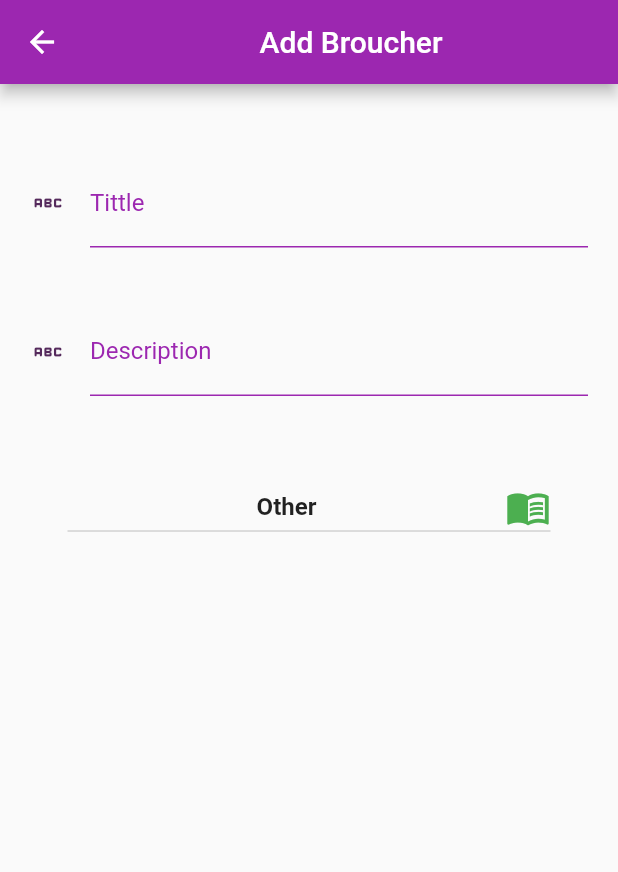
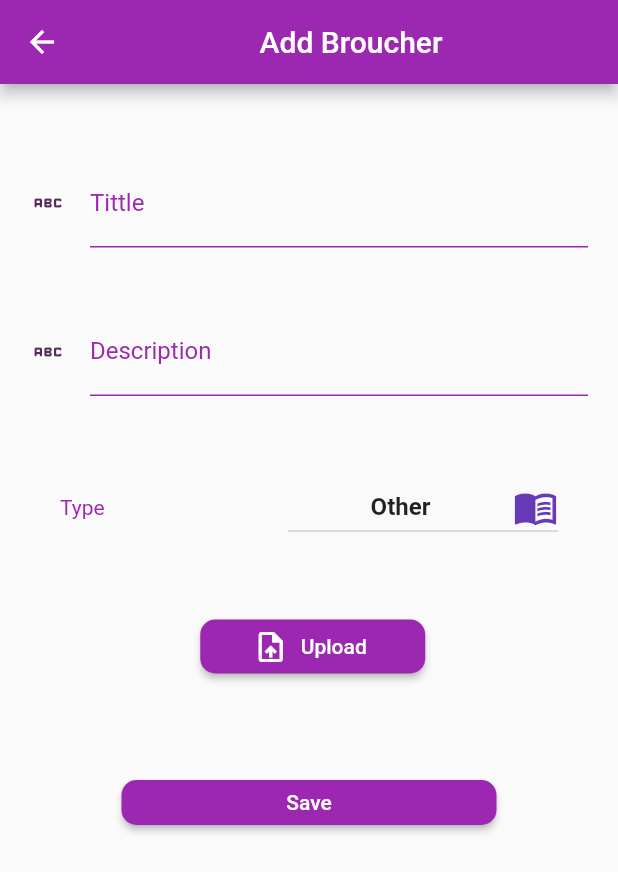
Before and after one commit to Mekdim12/Realestate_consultancy_site_controller, a Flutter app: the BrouchersDetailPage screen opened directly, on a phone screen of 412 x 824 dp. Shown: the top 872 px of the screen. Run offline on Flutter 3.47's test engine with Material 2 defaults, Android fonts, the phone set to English and light mode, and no system bars; our stand-ins replace carousel_slider, curved_navigation_bar, file_picker, flutter_spinkit; Roboto replaces fonts that are missing (quickSand).

Commit message:
finishing brouchers adding page

```diff
--- a/lib/components/pages/brouchers_detail_page.dart
+++ b/lib/components/pages/brouchers_detail_page.dart
@@ -1,8 +1,9 @@
 //  new page only to add new item  and delete on the item list its self no update for simplicfication
 
+import 'dart:io';
+
+import 'package:file_picker/file_picker.dart';
 import 'package:flutter/material.dart';
-import 'package:flutter/src/widgets/framework.dart';
-import 'package:flutter/src/widgets/placeholder.dart';
 
 class BrouchersDetailPage extends StatefulWidget {
   const BrouchersDetailPage({super.key});
@@ -15,6 +16,8 @@ class _BrouchersDetailPageState extends State<BrouchersDetailPage> {
   String CurrentSelectedChoice = "other";
   @override
   Widget build(BuildContext context) {
+    double screenHeight = MediaQuery.of(context).size.height;
+
     return Scaffold(
       appBar: AppBar(
         title: const Center(
@@ -23,7 +26,7 @@ class _BrouchersDetailPageState extends State<BrouchersDetailPage> {
       ),
       body: Container(
         width: double.infinity,
-        height: double.infinity,
+        height: screenHeight,
         margin: const EdgeInsets.symmetric(vertical: 50, horizontal: 20),
         child: Column(
           children: [
@@ -41,7 +44,7 @@ class _BrouchersDetailPageState extends State<BrouchersDetailPage> {
               ),
             ),
             Container(
-              margin: EdgeInsets.symmetric(vertical: 20),
+              margin: const EdgeInsets.symmetric(vertical: 20),
             ),
             const TextField(
               cursorColor: Colors.purple,
@@ -56,19 +59,37 @@ class _BrouchersDetailPageState extends State<BrouchersDetailPage> {
                 ),
               ),
             ),
+
             Container(
-                margin:
-                    EdgeInsets.only(left: 25, right: 25, top: 50, bottom: 15),
-                child: DropdownButton(
+              margin: const EdgeInsets.symmetric(vertical: 20),
+            ),
+
+            Container(
+              margin: const EdgeInsets.only(
+                  left: 20, right: 20, top: 10, bottom: 15),
+              child: Row(
+                mainAxisAlignment: MainAxisAlignment.spaceBetween,
+                children: [
+                  const Text(
+                    "Type",
+                    style: TextStyle(
+                      color: Colors.purple,
+                    ),
+                  ),
+                  Container(
+                    margin: const EdgeInsets.only(left: 5),
+                    width: 180,
+                    child: DropdownButton<String>(
                       elevation: 10,
                       isExpanded: true,
-                  iconEnabledColor: Colors.green,
+                      iconEnabledColor: Colors.deepPurple,
                       iconSize: 30,
                       icon: const Icon(Icons.menu_book),
-                  value: "other",
-                  onChanged: (value) {
+                      value:
+                          CurrentSelectedChoice, // use the variable as the value
+                      onChanged: (String? newValue) {
                         setState(() {
-                      CurrentSelectedChoice = value!;
+                          CurrentSelectedChoice = newValue!;
                         });
                       },
                       items: const [
@@ -95,7 +116,61 @@ class _BrouchersDetailPageState extends State<BrouchersDetailPage> {
                           ),
                         ),
                       ],
-                ))
+                    ),
+                  ),
+                ],
+              ),
+            ),
+            //  save button to the bottom of the page
+             Container(
+              margin: const EdgeInsets.only(
+                  left: 20, right: 20, top: 30, bottom: 15),
+
+              child: Container(
+                margin: const EdgeInsets.only(left: 5),
+                width: 150,
+                child: ElevatedButton.icon(
+                  onPressed: () async{
+                    //  filepciker
+                    final result = await FilePicker.platform.pickFiles(
+                      type: FileType.image,
+                      allowMultiple: false,
+                      dialogTitle: "Select Brocuhers Image",
+                    );
+                    if (result != null) {
+                      final path = result.files.single.path!;
+                      final fileObject = File(path);
+                      print(fileObject);
+                    }
+                  },
+                  icon: const Icon(Icons.upload_file),
+                  label: const Text("Upload"),
+                  style: ElevatedButton.styleFrom(
+                    shape: RoundedRectangleBorder(
+                      borderRadius: BorderRadius.circular(10),
+                    ),
+                  ),
+                ),
+              ),
+            ),
+
+            Align(
+              alignment: Alignment.bottomCenter,
+              child: Container(
+                width: 250,
+                height: 30,
+                margin: const EdgeInsets.only(top: 50),
+                child: ElevatedButton(
+                  onPressed: () {},
+                  style: ElevatedButton.styleFrom(
+                    shape: RoundedRectangleBorder(
+                      borderRadius: BorderRadius.circular(10),
+                    ),
+                  ),
+                  child: const Text("Save"),
+                ),
+              ),
+            ),
           ],
         ),
       ),
```
Lines whose indentation alone changed are shown as unchanged.
